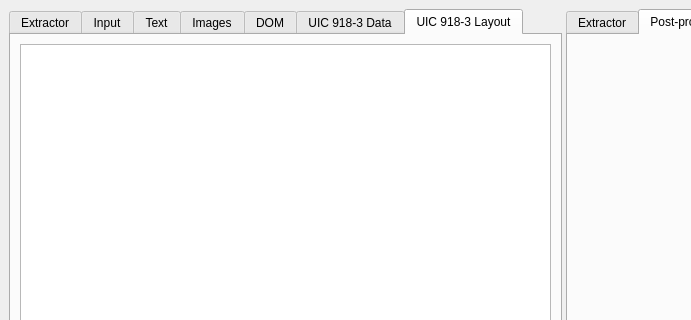
This is src/mainwindow.ui in KDE/kitinerary-workbench as Qt 5 draws it before an edit; both pictures show x 0 to 691 and y 0 to 320 of the 981 by 689 pixel window. The edited form follows.
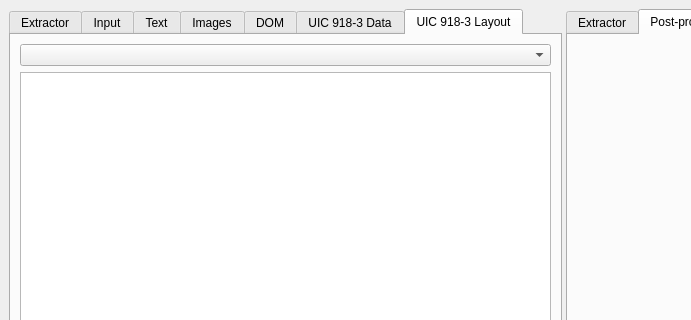
This is the edited form. The open tabs and pages were chosen to show the change. Icons and pictures are not drawn. Custom widgets are drawn as their Qt base class.

Commit message: Add RCT2 IRT and RES layout overlays

The edit to the form file:
```diff
--- a/src/mainwindow.ui
+++ b/src/mainwindow.ui
@@ -246,6 +246,9 @@
          <string>UIC 918-3 Layout</string>
         </attribute>
         <layout class="QVBoxLayout" name="verticalLayout_5">
+         <item>
+          <widget class="QComboBox" name="uic9183LayoutTemplate"/>
+         </item>
          <item>
           <widget class="QTableView" name="ticketLayoutView">
            <property name="selectionMode">
```
The commit also changes 3 other files.
